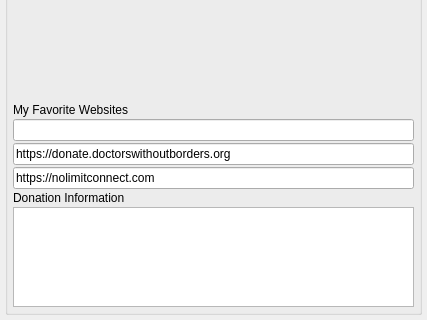
Before: the Qt Designer form nolimitgui/src/Forms/AppletEditAboutMe.ui in nolimitconnect/NoLimitConnect, drawn with Qt 5; both pictures show x 0 to 427 and y 383 to 703 of the 427 by 703 pixel window.
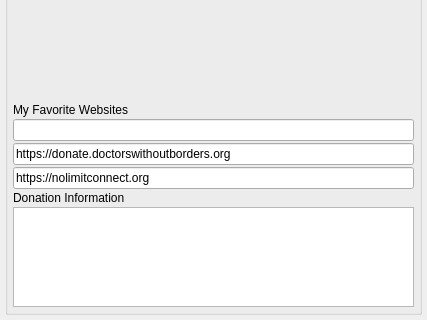
After: the same form once the commit is applied. Custom widgets are drawn as their Qt base class.

Commit message: change url in code and docs from nolimitconnect.com to nolimitconnect.org

```diff
--- a/nolimitgui/src/Forms/AppletEditAboutMe.ui
+++ b/nolimitgui/src/Forms/AppletEditAboutMe.ui
@@ -225,7 +225,7 @@
       <item>
        <widget class="QLineEdit" name="m_FavoriteWebsite3Edit">
         <property name="text">
-         <string>https://nolimitconnect.com</string>
+         <string>https://nolimitconnect.org</string>
         </property>
        </widget>
       </item>
```
The commit also changes 47 other files.
